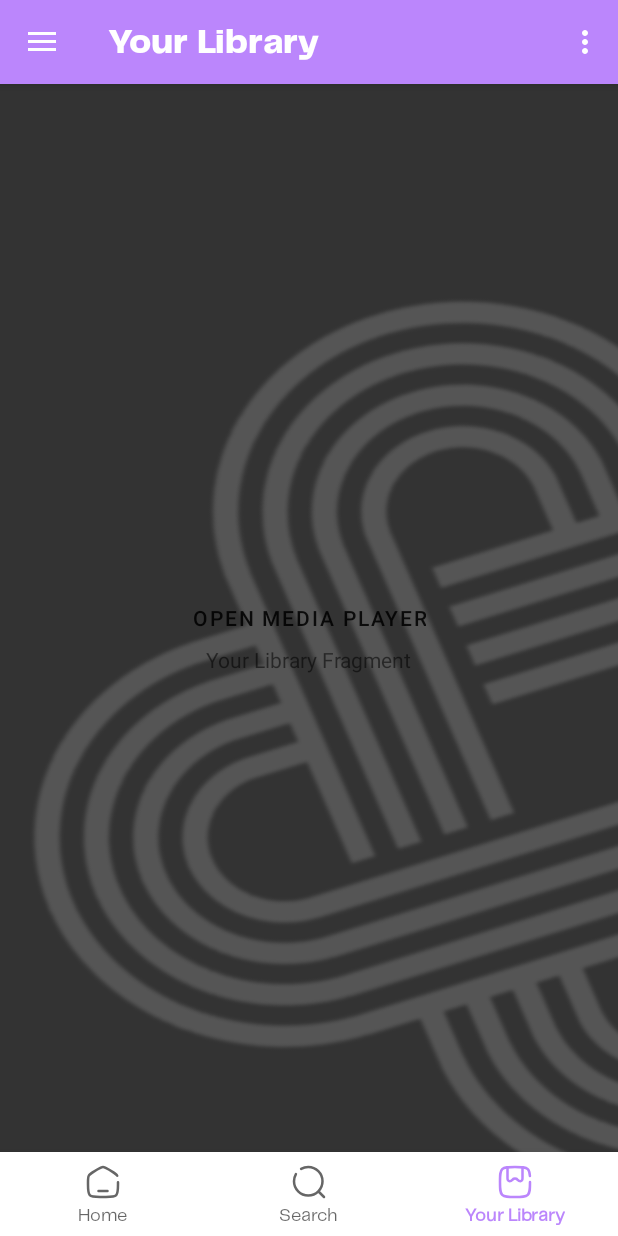
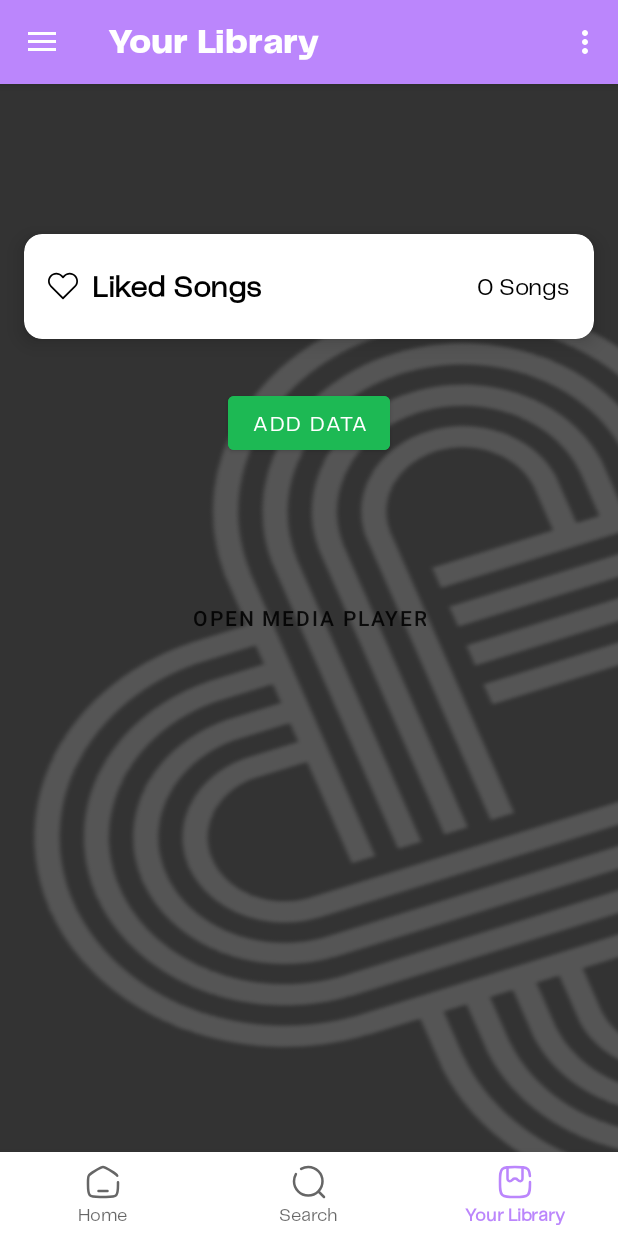
Before and after one commit to JimNikou/Loopify, an Android app: the YourLibraryFragment screen opened through its navigation route, on a phone screen of 412 x 824 dp. Run offline under Robolectric (Android 15) with nearby library versions, the phone set to English and light mode, and no system bars; our stand-ins replace Firebase (no records; nobody signed in at launch, a user with empty details on screens opened directly), navigation-ui; 5 statements that could not run were skipped.

Commit message:
feat (liked songs backend): the ability to like, dislike, see your liked songs and get a count has been added.

```diff
--- a/app/build.gradle.kts
+++ b/app/build.gradle.kts
@@ -60,6 +60,8 @@ dependencies {
     implementation("com.google.firebase:firebase-auth")
     implementation("com.google.android.gms:play-services-auth:21.2.0")
     implementation ("com.github.bumptech.glide:glide:4.16.0")
+    implementation("com.google.firebase:firebase-firestore")
+
 
     implementation(libs.appcompat)
     implementation(libs.material)
--- a/app/src/main/java/ict/ihu/gr/loopify/YourLibraryFragment.java
+++ b/app/src/main/java/ict/ihu/gr/loopify/YourLibraryFragment.java
@@ -1,12 +1,28 @@
 package ict.ihu.gr.loopify;
+
 
 import android.os.Bundle;
 
+import androidx.annotation.NonNull;
 import androidx.fragment.app.Fragment;
 
+import android.os.Handler;
+import android.util.Log;
 import android.view.LayoutInflater;
 import android.view.View;
 import android.view.ViewGroup;
+import android.widget.Button;
+import android.widget.TextView;
+
+import com.google.android.gms.tasks.OnFailureListener;
+import com.google.android.gms.tasks.OnSuccessListener;
+import com.google.firebase.auth.FirebaseAuth;
+import com.google.firebase.auth.FirebaseUser;
+import com.google.firebase.firestore.FirebaseFirestore;
+import com.google.firebase.firestore.SetOptions;
+
+import java.util.HashMap;
+import java.util.Map;
 
 /**
  * A simple {@link Fragment} subclass.
@@ -19,6 +35,7 @@ public class YourLibraryFragment extends Fragment {
     // the fragment initialization parameters, e.g. ARG_ITEM_NUMBER
     private static final String ARG_PARAM1 = "param1";
     private static final String ARG_PARAM2 = "param2";
+
 
     // TODO: Rename and change types of parameters
     private String mParam1;
@@ -55,10 +72,43 @@ public class YourLibraryFragment extends Fragment {
         }
     }
 
+    private Button dataButton;
+    private TextView totalLikedSongs;
+
     @Override
     public View onCreateView(LayoutInflater inflater, ViewGroup container,
                              Bundle savedInstanceState) {
+        View view = inflater.inflate(R.layout.fragment_your_library, container, false);
         // Inflate the layout for this fragment
-        return inflater.inflate(R.layout.fragment_your_library, container, false);
+
+        totalLikedSongs = view.findViewById(R.id.songCount);
+        TrackHandler trackHandler = new TrackHandler();
+//        trackHandler.removeSongFromLiked("s3");
+        trackHandler.getLikedSongsCount(new TrackHandler.LikedSongsCountCallback() { // get back the count of the liked songs
+            @Override
+            public void onCountRetrieved(int count) {
+                Log.d("TrackHandler", "Number of liked songs: " + count);
+                totalLikedSongs.setText(count + " Songs");
+            }
+            @Override
+            public void onError(Exception e) {
+                Log.d("TrackHandler", "Error fetching liked songs count", e);
+            }
+        });
+
+        dataButton = view.findViewById(R.id.addData);
+
+        dataButton.setOnClickListener(new View.OnClickListener() {
+            @Override
+            public void onClick(View v) {
+                TrackHandler trackHandler = new TrackHandler();
+                trackHandler.addSongToLiked("Smooth Operator"); // add a liked song to the database
+//                trackHandler.removeSongFromLiked("Despacito");
+                trackHandler.getAllLikedSongs(); // get back all songs that are stored in the database
+            }
+        });
+
+
+        return view;
     }
 }
--- /dev/null
+++ b/app/src/main/res/drawable/heart_icon.xml
@@ -0,0 +1,5 @@
+<vector xmlns:android="http://schemas.android.com/apk/res/android" android:autoMirrored="true" android:height="30dp" android:viewportHeight="471.7" android:viewportWidth="471.7" android:width="30dp">
+
+    <path android:fillColor="#000000" android:pathData="M433.6,67c-24.7,-24.7 -57.4,-38.2 -92.3,-38.2s-67.7,13.6 -92.4,38.3l-12.9,12.9l-13.1,-13.1c-24.7,-24.7 -57.6,-38.4 -92.5,-38.4c-34.8,0 -67.6,13.6 -92.2,38.2c-24.7,24.7 -38.3,57.5 -38.2,92.4c0,34.9 13.7,67.6 38.4,92.3l187.8,187.8c2.6,2.6 6.1,4 9.5,4c3.4,0 6.9,-1.3 9.5,-3.9l188.2,-187.5c24.7,-24.7 38.3,-57.5 38.3,-92.4C471.8,124.5 458.3,91.7 433.6,67zM414.4,232.7l-178.7,178l-178.3,-178.3c-19.6,-19.6 -30.4,-45.6 -30.4,-73.3s10.7,-53.7 30.3,-73.2c19.5,-19.5 45.5,-30.3 73.1,-30.3c27.7,0 53.8,10.8 73.4,30.4l22.6,22.6c5.3,5.3 13.8,5.3 19.1,0l22.4,-22.4c19.6,-19.6 45.7,-30.4 73.3,-30.4c27.6,0 53.6,10.8 73.2,30.3c19.6,19.6 30.3,45.6 30.3,73.3C444.8,187.1 434,213.1 414.4,232.7z"/>
+
+</vector>
--- a/app/src/main/res/layout/fragment_your_library.xml
+++ b/app/src/main/res/layout/fragment_your_library.xml
@@ -1,16 +1,84 @@
 <?xml version="1.0" encoding="utf-8"?>
-<FrameLayout xmlns:android="http://schemas.android.com/apk/res/android"
+<RelativeLayout xmlns:android="http://schemas.android.com/apk/res/android"
     xmlns:tools="http://schemas.android.com/tools"
     android:layout_width="match_parent"
     android:layout_height="match_parent"
+    xmlns:app="http://schemas.android.com/apk/res-auto"
     android:background="@drawable/background"
     tools:context=".YourLibraryFragment">
 
-    <!-- TODO: Update blank fragment layout -->
-    <TextView
+    <androidx.cardview.widget.CardView
+        android:id="@+id/likedSongsCard"
+        android:layout_width="match_parent"
+        android:layout_height="wrap_content"
+        android:layout_alignParentTop="true"
+        android:layout_marginHorizontal="16dp"
+        android:layout_marginTop="100dp"
+        android:backgroundTint="#FFFFFF"
+        android:clickable="true"
+        android:focusable="true"
+        android:padding="30dp"
+        app:cardCornerRadius="12dp"
+        app:cardElevation="8dp">
+
+        <RelativeLayout
+            android:layout_width="match_parent"
+            android:layout_height="70dp"
+            android:background="#30FFFFFF"
+            android:backgroundTint="#30FFFFFF">
+
+            <ImageView
+                android:id="@+id/heartIcon"
+                android:layout_width="20dp"
+                android:layout_height="20dp"
+                android:layout_alignParentStart="true"
+                android:layout_centerVertical="true"
+                android:layout_marginStart="16dp"
+            android:src="@drawable/heart_icon"/>
+
+            <TextView
+                android:layout_toEndOf="@id/heartIcon"
+                android:id="@+id/likedSongsTitle"
+                android:layout_width="wrap_content"
+                android:layout_height="wrap_content"
+                android:layout_alignParentStart="true"
+                android:layout_centerVertical="true"
+                android:fontFamily="@font/pptelegraf_regular"
+                android:paddingStart="45dp"
+                android:text="Liked Songs"
+                android:textAlignment="viewStart"
+                android:textColor="#000000"
+                android:textSize="20sp"
+                android:textStyle="bold" />
+
+            <!-- Song count TextView positioned to the right of the title -->
+            <TextView
+                android:id="@+id/songCount"
+                android:layout_width="wrap_content"
+                android:layout_height="wrap_content"
+                android:layout_alignParentEnd="true"
+                android:layout_centerVertical="true"
+                android:fontFamily="@font/pptelegraf_regular"
+                android:paddingEnd="16dp"
+                android:text="0 Songs"
+                android:textColor="#000000"
+                android:textSize="16sp" />
+        </RelativeLayout>
+
+
+    </androidx.cardview.widget.CardView>
+
+    <!-- Button for adding data, placed below the CardView -->
+    <Button
+        android:id="@+id/addData"
         android:layout_width="wrap_content"
         android:layout_height="wrap_content"
-        android:layout_gravity="center"
-        android:text="Your Library Fragment" />
+        android:layout_below="@id/likedSongsCard"
+        android:layout_centerHorizontal="true"
+        android:layout_marginTop="32dp"
+        android:backgroundTint="#1DB954"
+        android:fontFamily="@font/pptelegraf_regular"
+        android:text="Add Data"
+        android:textColor="#FFFFFF" />
 
-</FrameLayout>
+</RelativeLayout>
```
Also changed, not shown: app/src/main/java/ict/ihu/gr/loopify/TrackHandler.java (added, +179 -0 lines).
